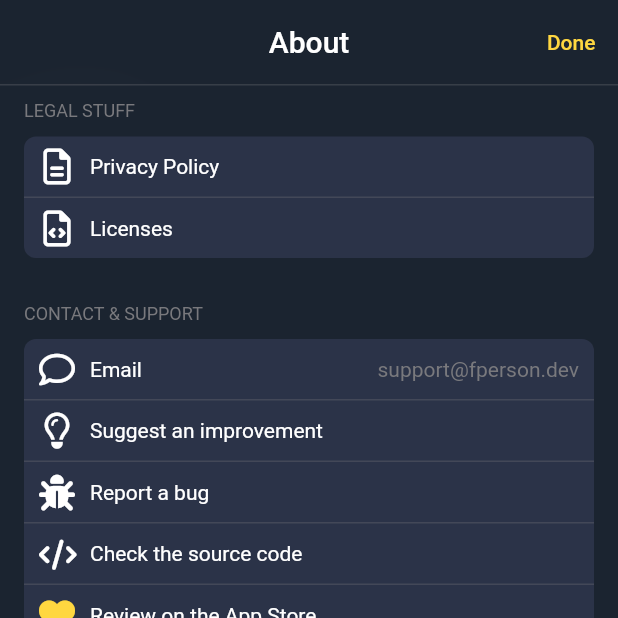
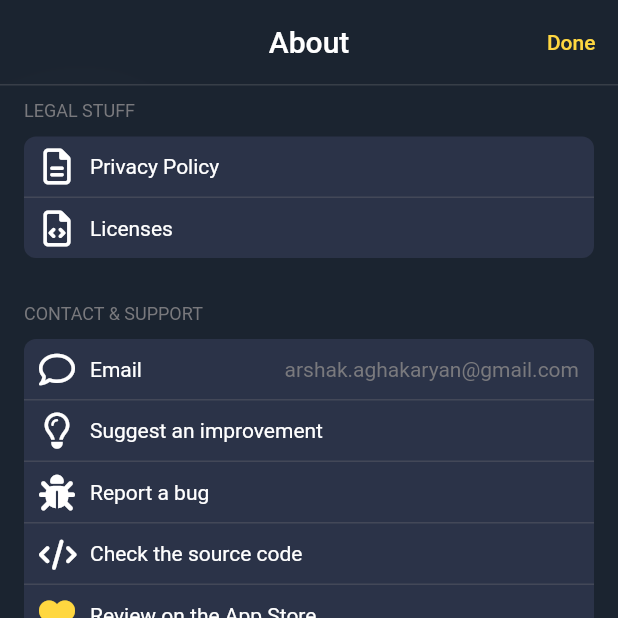
Before and after one commit to f-person/punycode_converter, a Flutter app: the AboutPage screen opened directly, on a phone screen of 412 x 824 dp, the top half of it. Run offline on Flutter 3.47's test engine with Material 2 defaults, Android fonts, the light colour scheme and no system bars; our stand-ins replace basic_utils, bloc, equatable, flutter_bloc, flutter_hooks, font_awesome_flutter and 3 more; missing offline and left inert: in_app_review, toor; project files that could hold a hidden picture were left out.

Commit message:
fix: Support email

```diff
--- a/lib/application/core/app_strings.dart
+++ b/lib/application/core/app_strings.dart
@@ -2,7 +2,7 @@
 abstract class AppStrings {
   static const appStoreId = '1637273151';
 
-  static const supportEmail = 'support@fperson.dev';
+  static const supportEmail = 'arshak.aghakaryan@gmail.com';
   static const supportEmailLink = 'mailto:$supportEmail';
 
   static const makerGitHubUsername = 'f-person';
```
